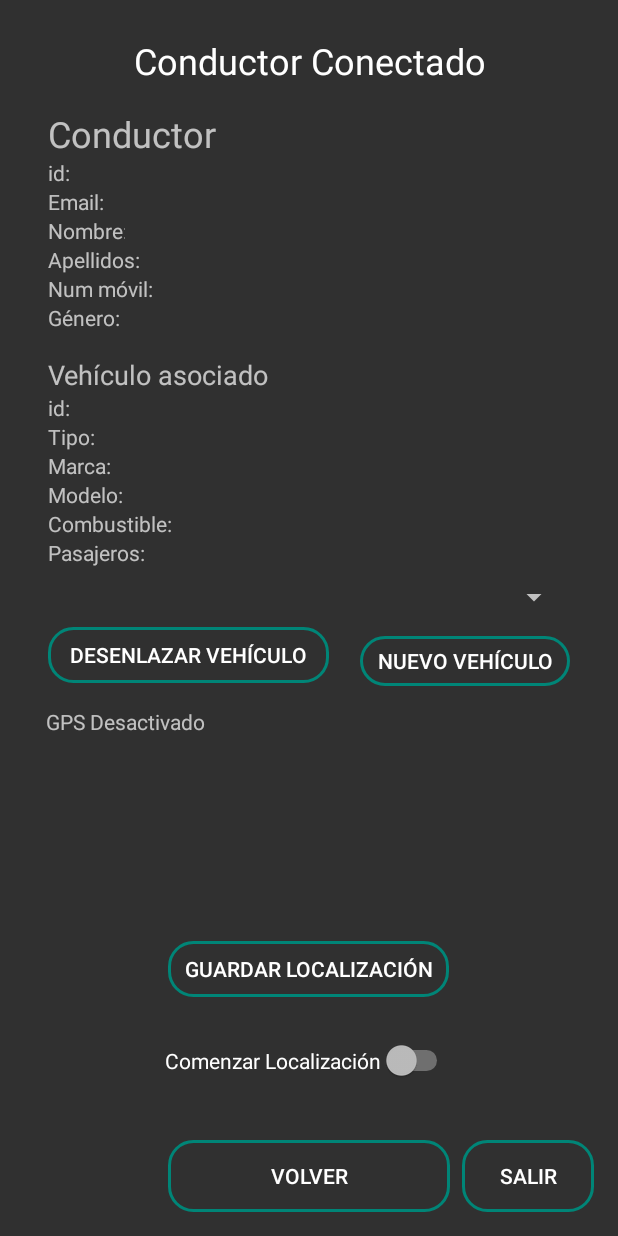
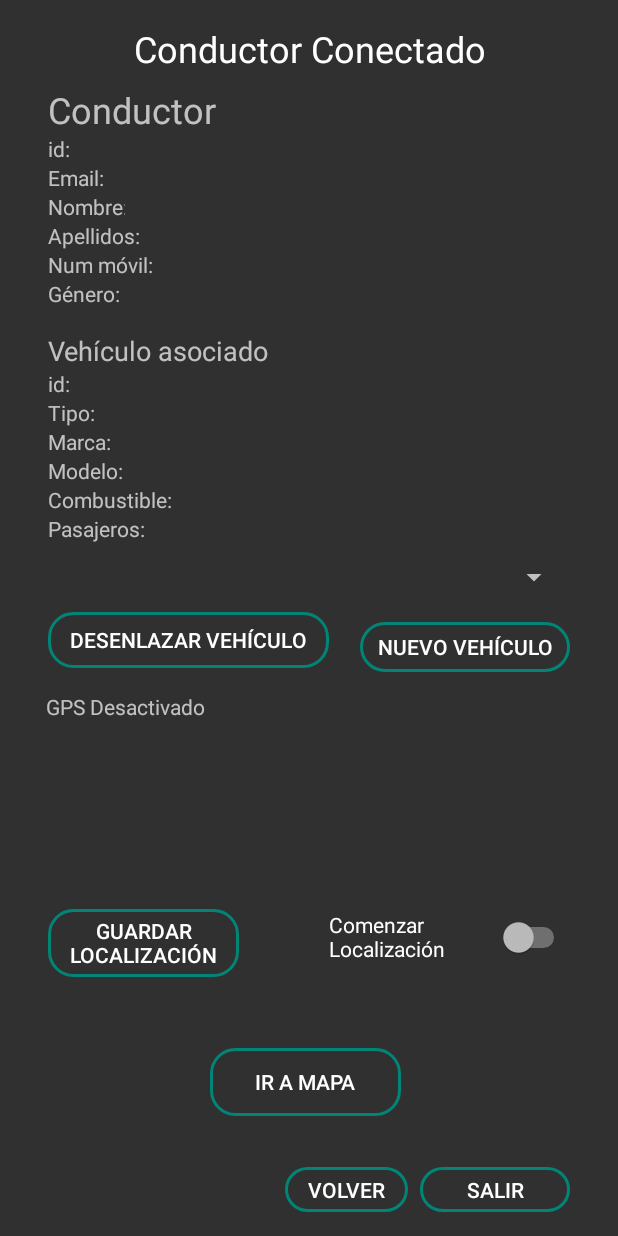
Before and after one commit to avillenam/geoloc, an Android app: the Activity_Usuario_Conectado screen opened directly, with no data from a screen before it, on a phone screen of 412 x 824 dp. Run offline under Robolectric (Android 15) with nearby library versions, the phone set to English and light mode, and no system bars.

Commit message:
Versión 2.1

```diff
--- a/app/src/main/AndroidManifest.xml
+++ b/app/src/main/AndroidManifest.xml
@@ -14,8 +14,8 @@
         android:roundIcon="@mipmap/ic_launcher"
         android:supportsRtl="true"
         android:theme="@style/Theme.AppCompat.NoActionBar">
-        <activity android:name=".UserLogedActivity"></activity>
-        <activity android:name=".SecondActivity" />
+        <activity android:name=".Activity_Usuario_Conectado"></activity>
+        <activity android:name=".Activity_Registro" />
         <activity android:name=".MainActivity">
             <intent-filter>
                 <action android:name="android.intent.action.MAIN" />
--- a/app/src/main/java/com/uned/geoloc_3/SecondActivity.java
+++ b/app/src/main/java/com/uned/geoloc_3/Activity_Registro.java
@@ -34,7 +34,7 @@ import retrofit2.Response;
 import retrofit2.Retrofit;
 import retrofit2.converter.gson.GsonConverterFactory;
 
-public class SecondActivity extends AppCompatActivity {
+public class Activity_Registro extends AppCompatActivity {
 
     private JsonHerokuapp jsonHerokuapp;
     Button btn_registry, btn_back, btn_exit;
@@ -78,7 +78,7 @@ public class SecondActivity extends AppCompatActivity {
         btn_back.setOnClickListener(new View.OnClickListener() {
             @Override
             public void onClick(View v) {
-                Intent intent = new Intent(SecondActivity.this, MainActivity.class);
+                Intent intent = new Intent(Activity_Registro.this, MainActivity.class);
                 startActivity(intent);
 
             }
@@ -119,7 +119,7 @@ public class SecondActivity extends AppCompatActivity {
         btn_registry.setOnClickListener(new View.OnClickListener() {
             @Override
             public void onClick(View v) {
-                Toast.makeText(SecondActivity.this, "Intentando Registrar Driver nuevo: " + et_email.getText(), Toast.LENGTH_SHORT).show();
+                Toast.makeText(Activity_Registro.this, "Intentando Registrar Driver nuevo: " + et_email.getText(), Toast.LENGTH_SHORT).show();
 
                 String email = et_email.getText().toString();
                 String pass = et_password.getText().toString();
@@ -240,7 +240,7 @@ public class SecondActivity extends AppCompatActivity {
             @Override
             public void onResponse(Call<Driver> call, Response<Driver> response) {
                 if (!response.isSuccessful()) {
-                    Toast.makeText(SecondActivity.this, "Code: " + response.code(), Toast.LENGTH_SHORT).show();
+                    Toast.makeText(Activity_Registro.this, "Code: " + response.code(), Toast.LENGTH_SHORT).show();
                     //System.out.println("Code: " + response.code());
                     return;
                 }
@@ -261,13 +261,13 @@ public class SecondActivity extends AppCompatActivity {
 
                  */
 
-                Toast.makeText(SecondActivity.this, "User: " + postResponse.getEmail() + " registered!", Toast.LENGTH_SHORT).show();
+                Toast.makeText(Activity_Registro.this, "User: " + postResponse.getEmail() + " registered!", Toast.LENGTH_SHORT).show();
                 System.out.println(content);
             }
 
             @Override
             public void onFailure(Call<Driver> call, Throwable t) {
-                Toast.makeText(SecondActivity.this, t.getMessage(), Toast.LENGTH_SHORT).show();
+                Toast.makeText(Activity_Registro.this, t.getMessage(), Toast.LENGTH_SHORT).show();
             }
 
             // come back to the MainActivity
@@ -298,7 +298,7 @@ public class SecondActivity extends AppCompatActivity {
             @Override
             public void onResponse(Call<Vehicle> call, Response<Vehicle> response) {
                 if (!response.isSuccessful()) {
-                    Toast.makeText(SecondActivity.this, "Code: " + response.code(), Toast.LENGTH_SHORT).show();
+                    Toast.makeText(Activity_Registro.this, "Code: " + response.code(), Toast.LENGTH_SHORT).show();
                     //System.out.println("Code: " + response.code());
                     return;
                 }
@@ -320,7 +320,7 @@ public class SecondActivity extends AppCompatActivity {
 
             @Override
             public void onFailure(Call<Vehicle> call, Throwable t) {
-                Toast.makeText(SecondActivity.this, t.getMessage(), Toast.LENGTH_SHORT).show();
+                Toast.makeText(Activity_Registro.this, t.getMessage(), Toast.LENGTH_SHORT).show();
                 //System.out.println(t.getMessage());
             }
         });
--- a/app/src/main/java/com/uned/geoloc_3/UserLogedActivity.java
+++ b/app/src/main/java/com/uned/geoloc_3/Activity_Usuario_Conectado.java
@@ -55,12 +55,12 @@ import retrofit2.Response;
 import retrofit2.Retrofit;
 import retrofit2.converter.gson.GsonConverterFactory;
 
-public class UserLogedActivity extends AppCompatActivity {
+public class Activity_Usuario_Conectado extends AppCompatActivity {
 
     TextView txt_emailUSer, txt_idDriver, txt_name, txt_surname, txt_mobile, txt_gender;
     TextView txt_idVehicle, txt_type, txt_brand, txt_model, txt_fuel, txt_passengers;
     TextView txt_latitud, txt_longitud, txt_direccion;
-    Button btn_back, btn_exit, btn_new_vehicle, btn_deattach_vehicle, btn_guardar_posicion;
+    Button btn_back, btn_exit, btn_new_vehicle, btn_deattach_vehicle, btn_guardar_posicion, btn_mapa;
     Spinner spinner_vehicles;
     Switch switch_start_location;
     private List<Vehicle> vehiclesList;
@@ -106,6 +106,7 @@ public class UserLogedActivity extends AppCompatActivity {
         btn_new_vehicle = (Button) findViewById(R.id.btn_create_vehicle);
         btn_deattach_vehicle = (Button) findViewById(R.id.btn_deattach_vehicle);
         btn_guardar_posicion = (Button) findViewById(R.id.btn_guardar_posicion);
+        btn_mapa = (Button) findViewById(R.id.btn_mapa);
         spinner_vehicles = (Spinner) findViewById(R.id.spinner_vehicles);
         switch_start_location = (Switch) findViewById(R.id.switch1);
 
@@ -155,7 +156,7 @@ public class UserLogedActivity extends AppCompatActivity {
         btn_back.setOnClickListener(new View.OnClickListener() {
             @Override
             public void onClick(View v) {
-                Intent intent = new Intent(UserLogedActivity.this, MainActivity.class);
+                Intent intent = new Intent(Activity_Usuario_Conectado.this, MainActivity.class);
                 startActivity(intent);
             }
         });
@@ -164,7 +165,7 @@ public class UserLogedActivity extends AppCompatActivity {
         btn_new_vehicle.setOnClickListener(new View.OnClickListener() {
             @Override
             public void onClick(View view) {
-                Toast.makeText(UserLogedActivity.this, "Crear nuevo Vehiculo", Toast.LENGTH_SHORT).show();
+                Toast.makeText(Activity_Usuario_Conectado.this, "Crear nuevo Vehiculo", Toast.LENGTH_SHORT).show();
             }
         });
 
@@ -172,7 +173,7 @@ public class UserLogedActivity extends AppCompatActivity {
             @Override
             public void onClick(View view) {
 
-                Toast.makeText(UserLogedActivity.this, "Desenlazar Vehiculo del Conductor", Toast.LENGTH_SHORT).show();
+                Toast.makeText(Activity_Usuario_Conectado.this, "Desenlazar Vehiculo del Conductor", Toast.LENGTH_SHORT).show();
                 deleteVehicleDriverRelation(id_current_driver);
 
                 vehicleAvailability(id_current_vehicle, true);
@@ -194,7 +195,7 @@ public class UserLogedActivity extends AppCompatActivity {
             @Override
             public void onClick(View view) {
                 if (switch_start_location.isChecked()) {
-                    Toast.makeText(UserLogedActivity.this, "Comienza la localización", Toast.LENGTH_SHORT).show();
+                    Toast.makeText(Activity_Usuario_Conectado.this, "Comienza la localización", Toast.LENGTH_SHORT).show();
                     // temporizador cada 5 segundos guarda la posición
                     //http://js.dokry.com/cul-es-el-equivalente-a-un-setinterval-settimeout-de-javascript-en-android-java.html
 
@@ -204,14 +205,14 @@ public class UserLogedActivity extends AppCompatActivity {
                     timer.scheduleAtFixedRate(new TimerTask() {
                         @Override
                         public void run() {
-                            new Insertar(UserLogedActivity.this).execute();
+                            new Insertar(Activity_Usuario_Conectado.this).execute();
                             //Log.i("tag", "A Kiss every 5 seconds");
                         }
                     }, 0, segundos * 1000);
 
                 } else {
                     timer.cancel();
-                    Toast.makeText(UserLogedActivity.this, "Para la localización", Toast.LENGTH_SHORT).show();
+                    Toast.makeText(Activity_Usuario_Conectado.this, "Para la localización", Toast.LENGTH_SHORT).show();
                 }
             }
         });
@@ -219,7 +220,7 @@ public class UserLogedActivity extends AppCompatActivity {
         btn_guardar_posicion.setOnClickListener(new View.OnClickListener() {
             @Override
             public void onClick(View v) {
-                new Insertar(UserLogedActivity.this).execute();
+                new Insertar(Activity_Usuario_Conectado.this).execute();
                 codigo = 0;
             }
         });
@@ -329,7 +330,7 @@ public class UserLogedActivity extends AppCompatActivity {
     private void locationStart() {
         LocationManager mlocManager = (LocationManager) getSystemService(Context.LOCATION_SERVICE);
         Localizacion Local = new Localizacion();
-        Local.setMainActivity(UserLogedActivity.this);
+        Local.setMainActivity(Activity_Usuario_Conectado.this);
         final boolean gpsEnabled = mlocManager.isProviderEnabled(LocationManager.GPS_PROVIDER);
         if (!gpsEnabled) {
             Intent settingsIntent = new Intent(Settings.ACTION_LOCATION_SOURCE_SETTINGS);
@@ -341,6 +342,7 @@ public class UserLogedActivity extends AppCompatActivity {
         }
         mlocManager.requestLocationUpdates(LocationManager.NETWORK_PROVIDER, 0, 0, (LocationListener) Local);
         mlocManager.requestLocationUpdates(LocationManager.GPS_PROVIDER, 0, 0, (LocationListener) Local);
+
         txt_latitud.setText("Localizacion agregada");
         txt_longitud.setText("");
         txt_direccion.setText("");
@@ -375,13 +377,13 @@ public class UserLogedActivity extends AppCompatActivity {
 
     /* Aqui empieza la Clase Localizacion */
     public class Localizacion implements LocationListener {
-        UserLogedActivity userLogedActivity;
+        Activity_Usuario_Conectado userLogedActivity;
 
-        public UserLogedActivity getMainActivity() {
+        public Activity_Usuario_Conectado getMainActivity() {
             return userLogedActivity;
         }
 
-        public void setMainActivity(UserLogedActivity mainActivity) {
+        public void setMainActivity(Activity_Usuario_Conectado mainActivity) {
             this.userLogedActivity = mainActivity;
         }
 
@@ -446,7 +448,7 @@ public class UserLogedActivity extends AppCompatActivity {
             public void onResponse(Call<List<Vehicle>> call, Response<List<Vehicle>> response) {
                 if (!response.isSuccessful()) {
                     System.out.println("¡Algo ha fallado!");
-                    Toast.makeText(UserLogedActivity.this, "Code: " + response.code(), Toast.LENGTH_SHORT).show();
+                    Toast.makeText(Activity_Usuario_Conectado.this, "Code: " + response.code(), Toast.LENGTH_SHORT).show();
                     return;
                 }
 
@@ -481,7 +483,7 @@ public class UserLogedActivity extends AppCompatActivity {
 
             @Override
             public void onFailure(Call<List<Vehicle>> call, Throwable t) {
-                Toast.makeText(UserLogedActivity.this, t.getMessage(), Toast.LENGTH_SHORT).show();
+                Toast.makeText(Activity_Usuario_Conectado.this, t.getMessage(), Toast.LENGTH_SHORT).show();
             }
         });
     }
@@ -543,7 +545,7 @@ public class UserLogedActivity extends AppCompatActivity {
     }
 
     private void creaSpinnerVehiculos() {
-        ArrayAdapter<String> adapter = new ArrayAdapter<String>(UserLogedActivity.this, android.R.layout.simple_spinner_item, listVehicles);
+        ArrayAdapter<String> adapter = new ArrayAdapter<String>(Activity_Usuario_Conectado.this, android.R.layout.simple_spinner_item, listVehicles);
         adapter.setDropDownViewResource(android.R.layout.simple_spinner_dropdown_item);
 
         spinner_vehicles.setAdapter(adapter);
@@ -571,7 +573,7 @@ public class UserLogedActivity extends AppCompatActivity {
                     id_current_vehicle = id_selected_vehicle;
 
 
-                    Toast.makeText(UserLogedActivity.this, "Vehículo seleccionado" + selected_vehicle, Toast.LENGTH_SHORT).show();
+                    Toast.makeText(Activity_Usuario_Conectado.this, "Vehículo seleccionado" + selected_vehicle, Toast.LENGTH_SHORT).show();
                     // Rellenar los TextView con los datos correspondientes del vehículo seleccionado
                     rellenaTxtViewVehicle();
 
@@ -614,13 +616,13 @@ public class UserLogedActivity extends AppCompatActivity {
                 System.out.println(msg);
                 System.out.println("msg: " + msg.getResponse());
                 //Log.i("onSuccess", response.body().toString());
-                Toast.makeText(UserLogedActivity.this, msg.toString(), Toast.LENGTH_SHORT).show();
+                Toast.makeText(Activity_Usuario_Conectado.this, msg.toString(), Toast.LENGTH_SHORT).show();
 
             }
 
             @Override
             public void onFailure(Call<Message> call, Throwable t) {
-                Toast.makeText(UserLogedActivity.this, t.getMessage(), Toast.LENGTH_SHORT).show();
+                Toast.makeText(Activity_Usuario_Conectado.this, t.getMessage(), Toast.LENGTH_SHORT).show();
             }
         });
     }
@@ -640,13 +642,13 @@ public class UserLogedActivity extends AppCompatActivity {
                 System.out.println(msg);
                 System.out.println("msg: " + msg.getResponse());
                 //Log.i("onSuccess", response.body().toString());
-                Toast.makeText(UserLogedActivity.this, msg.toString(), Toast.LENGTH_SHORT).show();
+                Toast.makeText(Activity_Usuario_Conectado.this, msg.toString(), Toast.LENGTH_SHORT).show();
 
             }
 
             @Override
             public void onFailure(Call<Message> call, Throwable t) {
-                Toast.makeText(UserLogedActivity.this, t.getMessage(), Toast.LENGTH_SHORT).show();
+                Toast.makeText(Activity_Usuario_Conectado.this, t.getMessage(), Toast.LENGTH_SHORT).show();
             }
         });
     }
@@ -668,12 +670,12 @@ public class UserLogedActivity extends AppCompatActivity {
                 System.out.println(msg);
                 System.out.println("msg: " + msg.getResponse());
                 //Log.i("onSuccess", response.body().toString());
-                Toast.makeText(UserLogedActivity.this, msg.toString(), Toast.LENGTH_SHORT).show();
+                Toast.makeText(Activity_Usuario_Conectado.this, msg.toString(), Toast.LENGTH_SHORT).show();
             }
 
             @Override
             public void onFailure(Call<Message> call, Throwable t) {
-                Toast.makeText(UserLogedActivity.this, t.getMessage(), Toast.LENGTH_SHORT).show();
+                Toast.makeText(Activity_Usuario_Conectado.this, t.getMessage(), Toast.LENGTH_SHORT).show();
             }
         });
     }
@@ -694,7 +696,7 @@ public class UserLogedActivity extends AppCompatActivity {
                 Message msg = response.body();
                 System.out.println("msg: " + msg.getResponse());
                 Log.i("onSuccess", response.body().toString());
-                Toast.makeText(UserLogedActivity.this, msg.toString(), Toast.LENGTH_SHORT).show();
+                Toast.makeText(Activity_Usuario_Conectado.this, msg.toString(), Toast.LENGTH_SHORT).show();
 
                 // Borra todos los textview al desenlazar el vehículo actual
                 //borraTxtViewVehicle();
@@ -704,7 +706,7 @@ public class UserLogedActivity extends AppCompatActivity {
 
             @Override
             public void onFailure(Call<Message> call, Throwable t) {
-                Toast.makeText(UserLogedActivity.this, t.getMessage(), Toast.LENGTH_SHORT).show();
+                Toast.makeText(Activity_Usuario_Conectado.this, t.getMessage(), Toast.LENGTH_SHORT).show();
             }
         });
     }
@@ -750,7 +752,7 @@ public class UserLogedActivity extends AppCompatActivity {
             public void onResponse(Call<List<Driver>> call, Response<List<Driver>> response) {
                 if (!response.isSuccessful()) {
                     System.out.println("¡Algo ha fallado!");
-                    Toast.makeText(UserLogedActivity.this, "Code: " + response.code(), Toast.LENGTH_SHORT).show();
+                    Toast.makeText(Activity_Usuario_Conectado.this, "Code: " + response.code(), Toast.LENGTH_SHORT).show();
                     return;
                 }
 
@@ -768,7 +770,7 @@ public class UserLogedActivity extends AppCompatActivity {
 
             @Override
             public void onFailure(Call<List<Driver>> call, Throwable t) {
-                Toast.makeText(UserLogedActivity.this, t.getMessage(), Toast.LENGTH_SHORT).show();
+                Toast.makeText(Activity_Usuario_Conectado.this, t.getMessage(), Toast.LENGTH_SHORT).show();
             }
 
 
--- a/app/src/main/java/com/uned/geoloc_3/MainActivity.java
+++ b/app/src/main/java/com/uned/geoloc_3/MainActivity.java
@@ -51,7 +51,7 @@ public class MainActivity extends AppCompatActivity {
         btoRegister.setOnClickListener(new View.OnClickListener() {
             @Override
             public void onClick(View view) {
-                Intent intent = new Intent(MainActivity.this, SecondActivity.class);
+                Intent intent = new Intent(MainActivity.this, Activity_Registro.class);
                 startActivity(intent);
                 finish();
             }
@@ -181,7 +181,7 @@ public class MainActivity extends AppCompatActivity {
                     case 1:
                         System.out.println("Usuario introducido Correctamente!!");
                         Toast.makeText(MainActivity.this, "Usuario introducido Correctamente!!", Toast.LENGTH_LONG).show();
-                        Intent intent = new Intent(MainActivity.this, UserLogedActivity.class);
+                        Intent intent = new Intent(MainActivity.this, Activity_Usuario_Conectado.class);
 
                         // Objeto que se va a encargar de enviar la información del usuario a la otra actividad
                         Bundle userBundle = new Bundle();
--- a/app/src/main/res/layout/activity_second.xml
+++ b/app/src/main/res/layout/activity_second.xml
@@ -4,7 +4,7 @@
     xmlns:tools="http://schemas.android.com/tools"
     android:layout_width="match_parent"
     android:layout_height="match_parent"
-    tools:context=".SecondActivity">
+    tools:context=".Activity_Registro">
 
 
     <Button
--- a/app/src/main/res/layout/activity_user_loged.xml
+++ b/app/src/main/res/layout/activity_user_loged.xml
@@ -4,7 +4,22 @@
     xmlns:tools="http://schemas.android.com/tools"
     android:layout_width="match_parent"
     android:layout_height="match_parent"
-    tools:context=".UserLogedActivity">
+    tools:context=".Activity_Usuario_Conectado">
+
+    <Button
+        android:id="@+id/btn_mapa"
+        android:layout_width="127dp"
+        android:layout_height="45dp"
+        android:layout_marginStart="140dp"
+        android:layout_marginLeft="140dp"
+        android:layout_marginTop="8dp"
+        android:layout_marginBottom="24dp"
+        android:background="@drawable/button_rounded_border"
+        android:text="Ir a Mapa"
+        app:layout_constraintBottom_toBottomOf="parent"
+        app:layout_constraintStart_toStartOf="parent"
+        app:layout_constraintTop_toBottomOf="@+id/spinner_vehicles"
+        app:layout_constraintVertical_bias="0.839" />
 
     <TextView
         android:id="@+id/txt_passengers2"
@@ -149,7 +164,7 @@
         android:layout_height="wrap_content"
         android:layout_marginStart="32dp"
         android:layout_marginLeft="32dp"
-        android:layout_marginTop="24dp"
+        android:layout_marginTop="16dp"
         android:layout_marginEnd="32dp"
         android:layout_marginRight="32dp"
         android:ems="10"
@@ -170,7 +185,7 @@
         android:layout_height="wrap_content"
         android:layout_marginStart="32dp"
         android:layout_marginLeft="32dp"
-        android:layout_marginTop="16dp"
+        android:layout_marginTop="8dp"
         android:layout_marginEnd="32dp"
         android:layout_marginRight="32dp"
         android:ems="10"
@@ -321,10 +336,10 @@
 
     <Button
         android:id="@+id/btn_back"
-        android:layout_width="0dp"
-        android:layout_height="wrap_content"
-        android:layout_marginStart="112dp"
-        android:layout_marginLeft="112dp"
+        android:layout_width="82dp"
+        android:layout_height="30dp"
+        android:layout_marginStart="190dp"
+        android:layout_marginLeft="190dp"
         android:layout_marginEnd="8dp"
         android:layout_marginRight="8dp"
         android:layout_marginBottom="16dp"
@@ -336,10 +351,10 @@
 
     <Button
         android:id="@+id/btn_exit"
-        android:layout_width="wrap_content"
-        android:layout_height="wrap_content"
-        android:layout_marginEnd="16dp"
-        android:layout_marginRight="16dp"
+        android:layout_width="0dp"
+        android:layout_height="30dp"
+        android:layout_marginEnd="32dp"
+        android:layout_marginRight="32dp"
         android:layout_marginBottom="16dp"
         android:background="@drawable/button_rounded_border"
         android:text="Salir"
@@ -367,8 +382,8 @@
 
     <Spinner
         android:id="@+id/spinner_vehicles"
-        android:layout_width="0dp"
-        android:layout_height="wrap_content"
+        android:layout_width="348dp"
+        android:layout_height="30dp"
         android:layout_marginStart="32dp"
         android:layout_marginLeft="32dp"
         android:layout_marginTop="8dp"
@@ -413,10 +428,10 @@
 
     <Button
         android:id="@+id/btn_guardar_posicion"
-        android:layout_width="187dp"
-        android:layout_height="37dp"
-        android:layout_marginStart="112dp"
-        android:layout_marginLeft="112dp"
+        android:layout_width="127dp"
+        android:layout_height="45dp"
+        android:layout_marginStart="32dp"
+        android:layout_marginLeft="32dp"
         android:layout_marginTop="8dp"
         android:layout_marginBottom="24dp"
         android:background="@drawable/button_rounded_border"
@@ -424,18 +439,23 @@
         app:layout_constraintBottom_toBottomOf="parent"
         app:layout_constraintStart_toStartOf="parent"
         app:layout_constraintTop_toBottomOf="@+id/spinner_vehicles"
-        app:layout_constraintVertical_bias="0.607" />
+        app:layout_constraintVertical_bias="0.571" />
 
     <Switch
         android:id="@+id/switch1"
-        android:layout_width="wrap_content"
-        android:layout_height="wrap_content"
+        android:layout_width="0dp"
+        android:layout_height="45dp"
+        android:layout_marginStart="60dp"
+        android:layout_marginLeft="60dp"
+        android:layout_marginEnd="32dp"
+        android:layout_marginRight="32dp"
         android:text="Comenzar Localización"
         app:layout_constraintBottom_toBottomOf="parent"
         app:layout_constraintEnd_toEndOf="parent"
-        app:layout_constraintStart_toStartOf="parent"
+        app:layout_constraintHorizontal_bias="0.875"
+        app:layout_constraintStart_toEndOf="@+id/btn_guardar_posicion"
         app:layout_constraintTop_toBottomOf="@+id/spinner_vehicles"
-        app:layout_constraintVertical_bias="0.732" />
+        app:layout_constraintVertical_bias="0.533" />
 
     <TextView
         android:id="@+id/textView"
```
